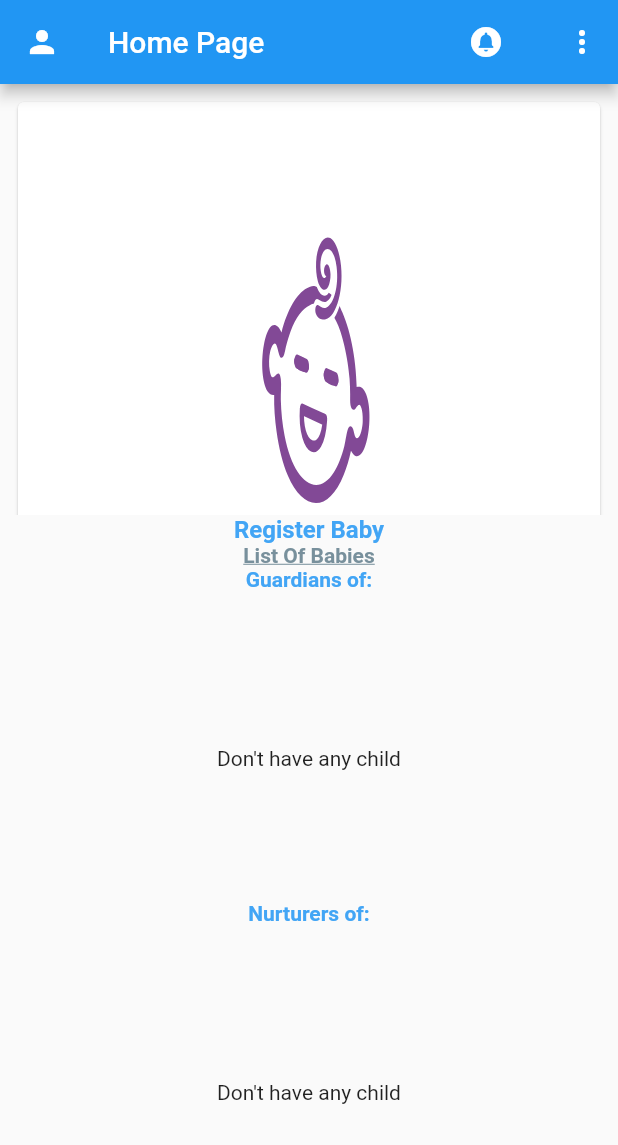
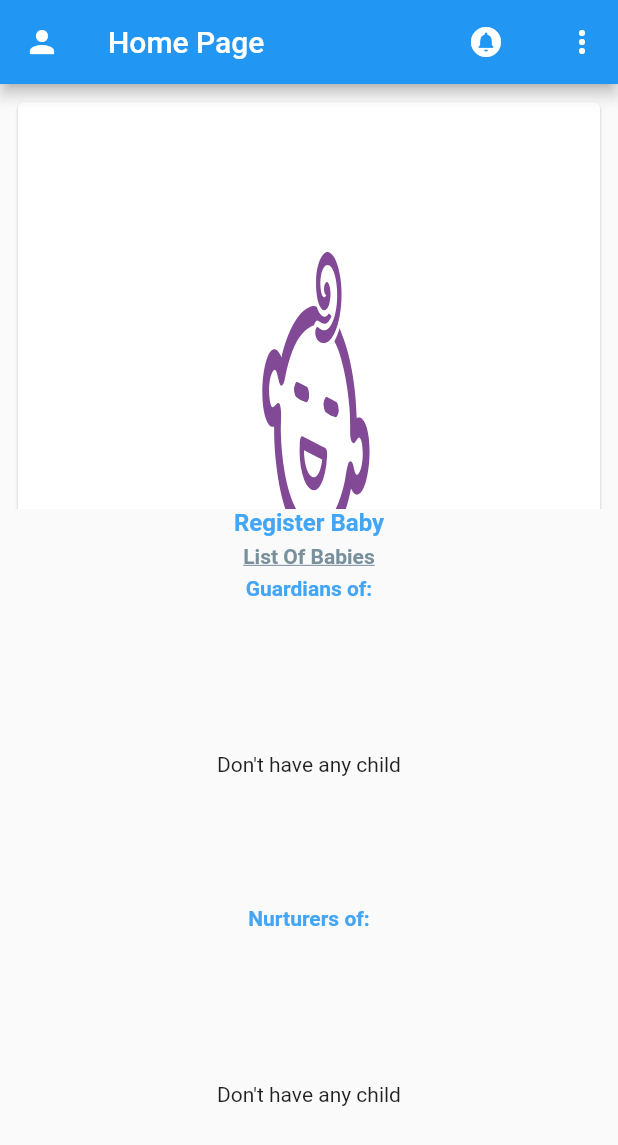
Before and after one commit to RaiyanJahangir/Capstone-Project, a Flutter app: the UserHome screen opened directly, on a phone screen of 412 x 824 dp. Shown: the top 1145 px of the screen. Run offline on Flutter 3.47's test engine with Material 2 defaults, Android fonts, the phone set to English and light mode, and no system bars; our stand-ins replace cloud_firestore, datetime_picker_formfield, firebase_auth, firebase_core, firebase_database, firebase_messaging and 10 more; missing offline and left inert: draw_graph, flutter_gauge; accounts and stored records are empty.

Commit message:
tried resolving glitches

```diff
--- a/lib/screens/baby_info_as_guardian.dart
+++ b/lib/screens/baby_info_as_guardian.dart
@@ -202,7 +202,7 @@ class guardian_homepageState extends State<guardian_homepage> {
                           ),
                         ),
                         padding: const EdgeInsets.symmetric(
-                            horizontal: 30, vertical: 10),
+                            horizontal: 25, vertical: 10),
                         child: Text(
                           'Check Info',
                           style: TextStyle(
--- a/lib/screens/user_home_page.dart
+++ b/lib/screens/user_home_page.dart
@@ -223,26 +223,25 @@ class _UserHomeState extends State<UserHome> {
                           //     fontStyle: FontStyle.normal,
                           //   ),
                           // ),
-                          Text(
-                            'Register Baby',
-                            style: TextStyle(
-                              fontSize: 16,
-                              color: Colors.blue[400],
-                              fontWeight: FontWeight.bold,
-                              fontStyle: FontStyle.normal,
-                            ),
-                          ),
-
-                          Text(
-                            'List Of Babies',
-                            style: TextStyle(
-                              fontSize: 16,
-                              color: Colors.blueGrey[400],
-                              fontWeight: FontWeight.bold,
-                              fontStyle: FontStyle.normal,
-                              decoration: TextDecoration.underline,
-                            ),
-                          ),
+                          // Text(
+                          //   'Register Baby',
+                          //   style: TextStyle(
+                          //     fontSize: 16,
+                          //     color: Colors.blue[400],
+                          //     fontWeight: FontWeight.bold,
+                          //     fontStyle: FontStyle.normal,
+                          //   ),
+                          // ),
+                          // Text(
+                          //   'List Of Babies',
+                          //   style: TextStyle(
+                          //     fontSize: 16,
+                          //     color: Colors.blueGrey[400],
+                          //     fontWeight: FontWeight.bold,
+                          //     fontStyle: FontStyle.normal,
+                          //     decoration: TextDecoration.underline,
+                          //   ),
+                          // ),
                         ],
                       ),
                     ),
@@ -250,7 +249,7 @@ class _UserHomeState extends State<UserHome> {
                 ],
               ),
             ),
-            // Expanded(flex: 1, child: Text('Guardians of ')),
+            //Expanded(flex: 1, child: Text('Register Baby')),
             Text(
               'Register Baby',
               style: TextStyle(
@@ -260,6 +259,7 @@ class _UserHomeState extends State<UserHome> {
                 fontStyle: FontStyle.normal,
               ),
             ),
+            SizedBox(height: 5),
 
             Text(
               'List Of Babies',
@@ -271,6 +271,7 @@ class _UserHomeState extends State<UserHome> {
                 decoration: TextDecoration.underline,
               ),
             ),
+            SizedBox(height: 5),
             Text(
               "Guardians of:",
               style: TextStyle(
```
Also changed, not shown: lib/screens/child_info_screen.dart (+31 -17 lines).
